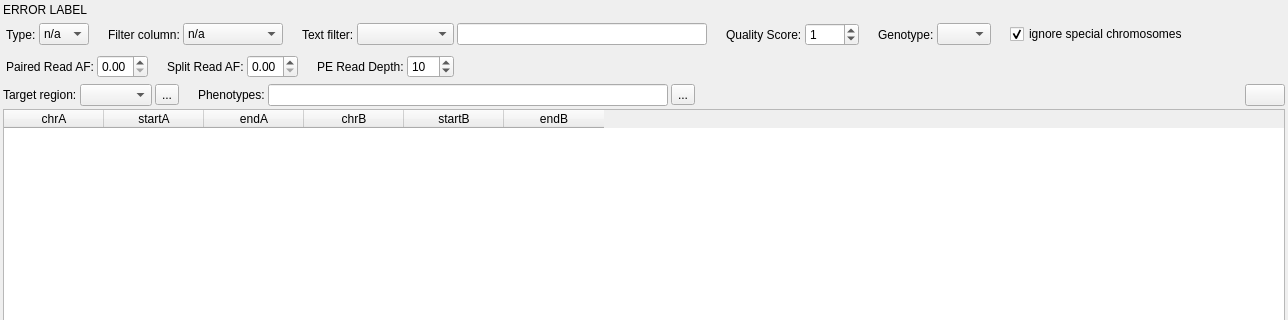
The window that src/GSvar/SvWidget.ui (imgag/ngs-bits) describes before a commit, drawn with Qt 5; both pictures show x 0 to 1288 and y 0 to 320 of the 1288 by 800 pixel window.
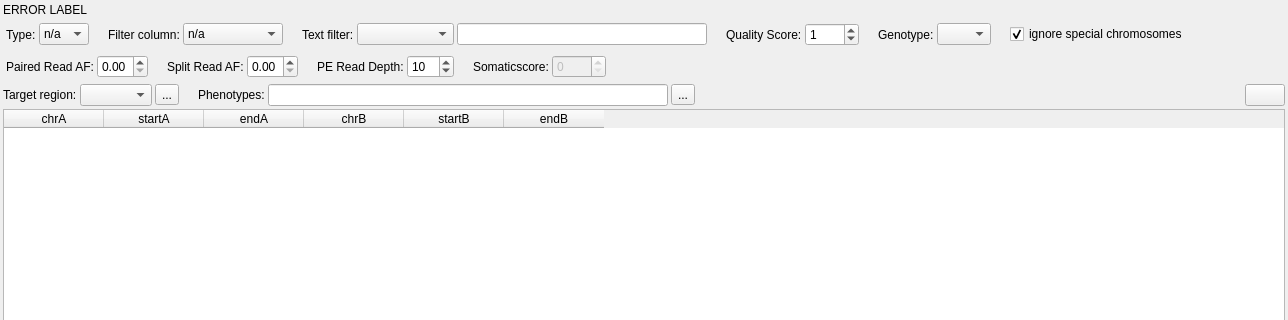
The same window after the commit. Icons and pictures are not drawn. Custom widgets are drawn as their Qt base class.

The edit to the form file:
```diff
--- a/src/GSvar/SvWidget.ui
+++ b/src/GSvar/SvWidget.ui
@@ -389,7 +389,7 @@
     </layout>
    </item>
    <item>
-    <layout class="QHBoxLayout" name="control_panel_2" stretch="0,0,0,0,0,0,0,0,0">
+    <layout class="QHBoxLayout" name="control_panel_2" stretch="0,0,0,0,0,0,0,0,0,0,0,0">
      <property name="spacing">
       <number>3</number>
      </property>
@@ -500,6 +500,39 @@
        </property>
       </widget>
      </item>
+     <item>
+      <spacer name="horizontalSpacer_8">
+       <property name="orientation">
+        <enum>Qt::Horizontal</enum>
+       </property>
+       <property name="sizeType">
+        <enum>QSizePolicy::Fixed</enum>
+       </property>
+       <property name="sizeHint" stdset="0">
+        <size>
+         <width>16</width>
+         <height>16</height>
+        </size>
+       </property>
+      </spacer>
+     </item>
+     <item>
+      <widget class="QLabel" name="label_7">
+       <property name="text">
+        <string>Somaticscore:</string>
+       </property>
+      </widget>
+     </item>
+     <item>
+      <widget class="QSpinBox" name="filter_somaticscore">
+       <property name="enabled">
+        <bool>false</bool>
+       </property>
+       <property name="maximum">
+        <number>9999</number>
+       </property>
+      </widget>
+     </item>
      <item>
       <spacer name="horizontalSpacer_2">
        <property name="orientation">
@@ -507,7 +540,7 @@
        </property>
        <property name="sizeHint" stdset="0">
         <size>
-         <width>999999999</width>
+         <width>16</width>
          <height>20</height>
         </size>
        </property>
```
